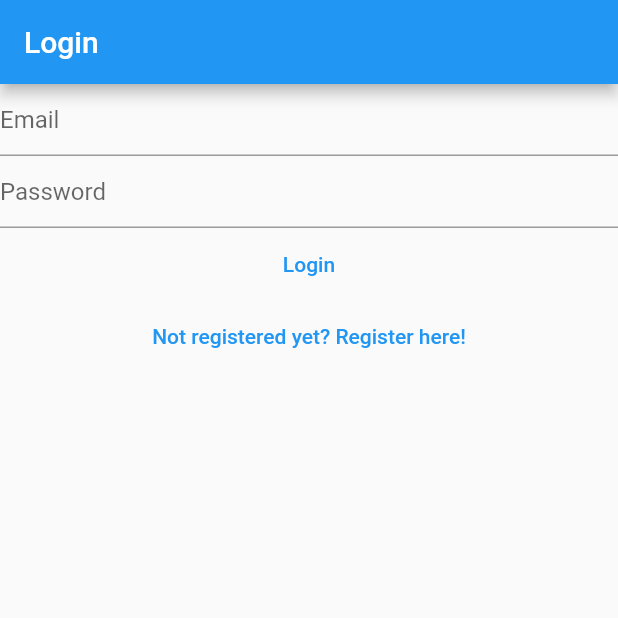
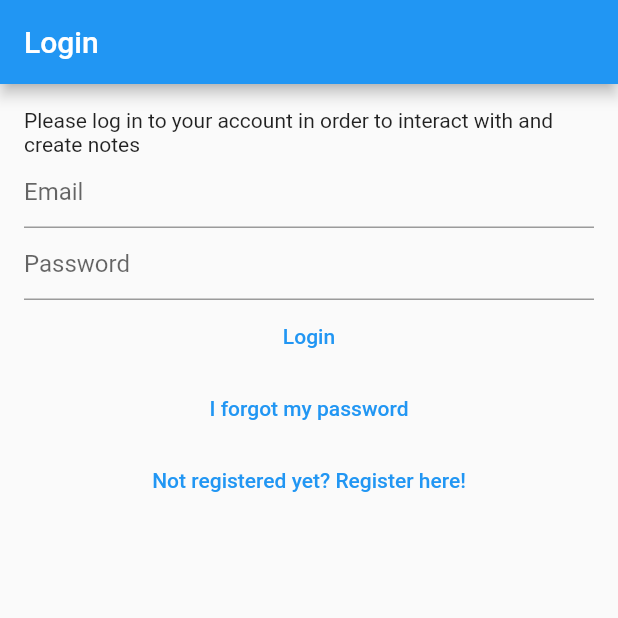
Before and after one commit to Sarawa03/myFirstFlutterProject, a Flutter app: the screen it shows after launch, on a phone screen of 412 x 824 dp, the top half of it. Run offline on Flutter 3.47's test engine with Material 2 defaults, Android fonts, the phone set to English and light mode, and no system bars; our stand-ins replace bloc, cloud_firestore, equatable, firebase_auth, firebase_core, flutter_bloc and 1 more; accounts and stored records are empty.

Commit message:
Chapter 44

```diff
--- a/lib/main.dart
+++ b/lib/main.dart
@@ -6,6 +6,7 @@ import 'package:saranotes/services/auth/bloc/auth_bloc.dart';
 import 'package:saranotes/services/auth/bloc/auth_event.dart';
 import 'package:saranotes/services/auth/bloc/auth_state.dart';
 import 'package:saranotes/services/auth/firebase_auth_provider.dart';
+import 'package:saranotes/views/forgot_password_view.dart';
 import 'package:saranotes/views/login_view.dart';
 import 'package:saranotes/views/notes/create_update_note_view.dart';
 import 'package:saranotes/views/notes/notes_view.dart';
@@ -53,6 +54,8 @@ class HomePage extends StatelessWidget {
           return const VerifyEmailView();
         } else if (state is AuthStateLoggedOut) {
           return const LoginView();
+        } else if (state is AuthStateForgotPassword) {
+          return const ForgotPasswordView();
         } else if (state is AuthStateRegistering) {
           return const RegisterView();
         } else {
--- a/lib/views/forgot_password_view.dart
+++ b/lib/views/forgot_password_view.dart
@@ -65,9 +65,9 @@ class _ForgotPasswordViewState extends State<ForgotPasswordView> {
               TextButton(
                 onPressed: () {
                   final email = _controller.text;
-                  context.read<AuthBloc>().add(
-                        AuthEventForgotPassword(email: email),
-                      );
+                  context
+                      .read<AuthBloc>()
+                      .add(AuthEventForgotPassword(email: email));
                 },
                 child: const Text('Send me password reset link'),
               ),
--- a/lib/views/login_view.dart
+++ b/lib/views/login_view.dart
@@ -43,7 +43,8 @@ class _LoginViewState extends State<LoginView> {
       listener: (context, state) async {
         if (state is AuthStateLoggedOut) {
           if (state.exception is UserNotFoundAuthException) {
-            await showErrorDialog(context, 'User not found');
+            await showErrorDialog(
+                context, 'Cannot find a user with the entered credentials');
           } else if (state.exception is WrongPasswordAuthException) {
             await showErrorDialog(context, 'Wrong credentials');
           } else if (state.exception is GenericAuthException) {
@@ -53,8 +54,12 @@ class _LoginViewState extends State<LoginView> {
       },
       child: Scaffold(
         appBar: AppBar(title: const Text('Login')),
-        body: Column(
+        body: Padding(
+          padding: const EdgeInsets.all(16.0),
+          child: Column(
             children: [
+              const Text(
+                  'Please log in to your account in order to interact with and create notes'),
               TextField(
                 controller: _email,
                 enableSuggestions: false,
@@ -85,6 +90,13 @@ class _LoginViewState extends State<LoginView> {
               TextButton(
                   onPressed: () {
                     context.read<AuthBloc>().add(
+                          const AuthEventForgotPassword(),
+                        );
+                  },
+                  child: const Text('I forgot my password')),
+              TextButton(
+                  onPressed: () {
+                    context.read<AuthBloc>().add(
                           const AuthEventShouldRegister(),
                         );
                   },
@@ -92,6 +104,7 @@ class _LoginViewState extends State<LoginView> {
             ],
           ),
         ),
+      ),
     );
   }
 }
```
Also changed, not shown: lib/services/auth/bloc/auth_bloc.dart (+9 -0 lines), lib/views/register_view.dart (+12 -1 lines). Lines whose indentation alone changed are shown as unchanged.
